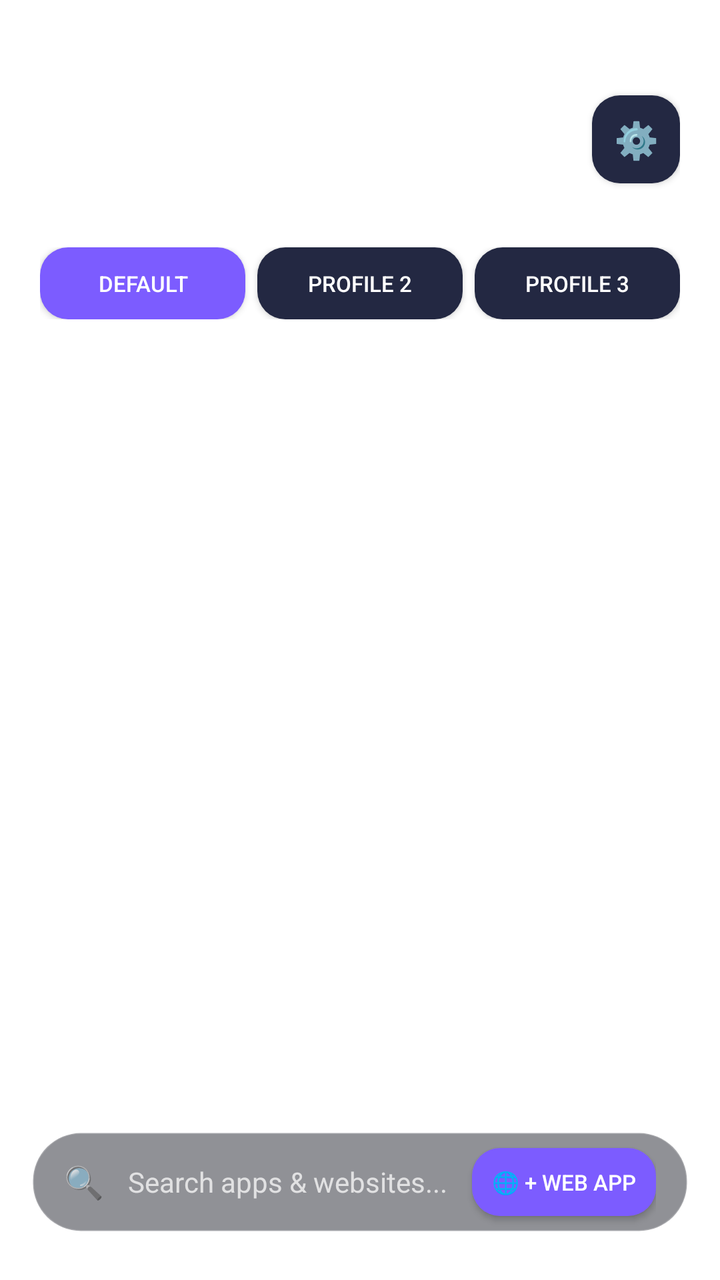
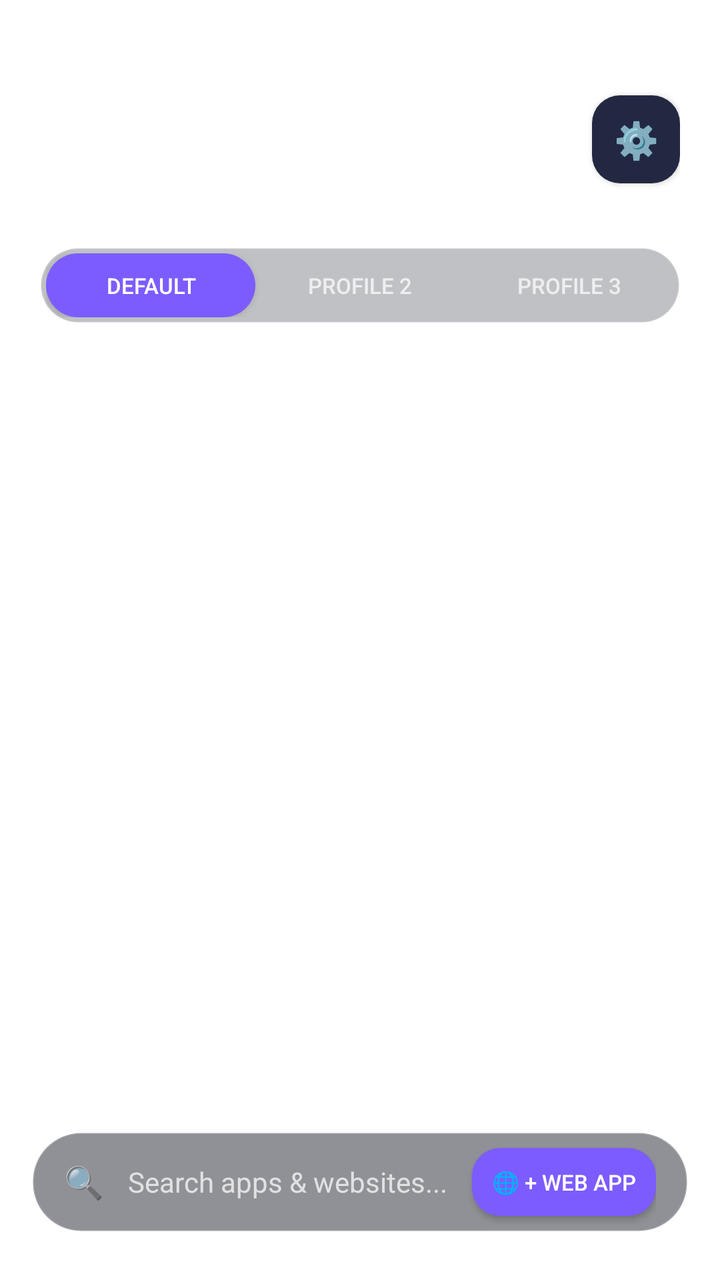

The first picture is an Android layout as it rendered before a commit; the second is the same layout after the commit. The layout source and the unified diff follow.
<!-- AndroidManifest.xml: activity theme android:Theme.Material.Wallpaper.NoTitleBar -->
<!-- res/layout/activity_home.xml -->
<?xml version="1.0" encoding="utf-8"?>
<RelativeLayout xmlns:android="http://schemas.android.com/apk/res/android"
    android:id="@+id/home_root"
    android:layout_width="match_parent"
    android:layout_height="match_parent"
    android:fitsSystemWindows="true">

    
    <LinearLayout
        android:id="@+id/header_container"
        android:layout_width="match_parent"
        android:layout_height="wrap_content"
        android:orientation="vertical"
        android:paddingStart="20dp"
        android:paddingEnd="20dp"
        android:paddingTop="28dp"
        android:paddingBottom="12dp">

        <RelativeLayout
            android:layout_width="match_parent"
            android:layout_height="wrap_content">

            <LinearLayout
                android:layout_width="wrap_content"
                android:layout_height="wrap_content"
                android:orientation="vertical"
                android:layout_alignParentStart="true">

                <TextView
                    android:id="@+id/home_clock"
                    android:layout_width="wrap_content"
                    android:layout_height="wrap_content"
                    android:textColor="#FFFFFF"
                    android:textSize="44sp"
                    android:fontFamily="sans-serif-medium"
                    android:shadowColor="#AA000000"
                    android:shadowDx="2"
                    android:shadowDy="2"
                    android:shadowRadius="4" />

                <TextView
                    android:id="@+id/home_date_battery"
                    android:layout_width="wrap_content"
                    android:layout_height="wrap_content"
                    android:textColor="#DDEEFA"
                    android:textSize="14sp"
                    android:shadowColor="#AA000000"
                    android:shadowDx="1"
                    android:shadowDy="1"
                    android:shadowRadius="3" />

                
                <LinearLayout
                    android:id="@+id/home_glance_bar"
                    android:layout_width="wrap_content"
                    android:layout_height="wrap_content"
                    android:orientation="horizontal"
                    android:paddingTop="6dp">

                    <TextView
                        android:id="@+id/glance_alarm"
                        android:layout_width="wrap_content"
                        android:layout_height="26dp"
                        android:background="@drawable/dock_card"
                        android:gravity="center_vertical"
                        android:paddingStart="8dp"
                        android:paddingEnd="8dp"
                        android:textColor="#FFFFFF"
                        android:textSize="11sp"
                        android:layout_marginEnd="6dp"
                        android:visibility="gone" />

                    <TextView
                        android:id="@+id/glance_event"
                        android:layout_width="wrap_content"
                        android:layout_height="26dp"
                        android:background="@drawable/dock_card"
                        android:gravity="center_vertical"
                        android:paddingStart="8dp"
                        android:paddingEnd="8dp"
                        android:textColor="#FFFFFF"
                        android:textSize="11sp"
                        android:layout_marginEnd="6dp"
                        android:visibility="gone" />

                    <TextView
                        android:id="@+id/glance_battery"
                        android:layout_width="wrap_content"
                        android:layout_height="26dp"
                        android:background="@drawable/dock_card"
                        android:gravity="center_vertical"
                        android:paddingStart="8dp"
                        android:paddingEnd="8dp"
                        android:textColor="#FFFFFF"
                        android:textSize="11sp"
                        android:visibility="gone" />
                </LinearLayout>
            </LinearLayout>

            
            <Button
                android:id="@+id/btn_home_settings"
                android:layout_width="44dp"
                android:layout_height="44dp"
                android:layout_alignParentEnd="true"
                android:layout_centerVertical="true"
                android:background="@drawable/btn_ghost"
                android:text="⚙️"
                android:textSize="18sp"
                android:textColor="#FFFFFF" />
        </RelativeLayout>

        
        <LinearLayout
            android:id="@+id/home_tabs_container"
            android:layout_width="match_parent"
            android:layout_height="wrap_content"
            android:orientation="horizontal"
            android:paddingTop="12dp">

            <Button android:id="@+id/home_tab_p0" android:layout_width="0dp" android:layout_height="36dp" android:layout_weight="1" android:layout_marginEnd="3dp" android:background="@drawable/btn_accent" android:text="Default" android:textSize="11sp" android:textColor="#FFFFFF" />
            <Button android:id="@+id/home_tab_p1" android:layout_width="0dp" android:layout_height="36dp" android:layout_weight="1" android:layout_marginStart="3dp" android:layout_marginEnd="3dp" android:background="@drawable/btn_ghost" android:text="Profile 2" android:textSize="11sp" android:textColor="#FFFFFF" />
            <Button android:id="@+id/home_tab_p2" android:layout_width="0dp" android:layout_height="36dp" android:layout_weight="1" android:layout_marginStart="3dp" android:background="@drawable/btn_ghost" android:text="Profile 3" android:textSize="11sp" android:textColor="#FFFFFF" />
        </LinearLayout>
    </LinearLayout>

    
    <LinearLayout
        android:id="@+id/bottom_bar"
        android:layout_width="match_parent"
        android:layout_height="wrap_content"
        android:layout_alignParentBottom="true"
        android:orientation="vertical"
        android:paddingStart="16dp"
        android:paddingEnd="16dp"
        android:paddingBottom="24dp">

        
        <LinearLayout
            android:id="@+id/home_search_bar"
            android:layout_width="match_parent"
            android:layout_height="50dp"
            android:orientation="horizontal"
            android:gravity="center_vertical"
            android:background="@drawable/search_bar"
            android:paddingStart="16dp"
            android:paddingEnd="16dp"
            android:clickable="true"
            android:focusable="true">

            <TextView
                android:layout_width="wrap_content"
                android:layout_height="wrap_content"
                android:text="🔍"
                android:textSize="16sp" />

            <TextView
                android:id="@+id/home_search_hint"
                android:layout_width="0dp"
                android:layout_height="wrap_content"
                android:layout_weight="1"
                android:paddingStart="12dp"
                android:text="Search apps &amp; websites..."
                android:textColor="#BBFFFFFF"
                android:textSize="14sp" />

            <Button
                android:id="@+id/btn_quick_add_web"
                android:layout_width="wrap_content"
                android:layout_height="34dp"
                android:background="@drawable/btn_accent"
                android:text="🌐 + Web App"
                android:textColor="#FFFFFF"
                android:textSize="11sp"
                android:paddingStart="10dp"
                android:paddingEnd="10dp" />
        </LinearLayout>
    </LinearLayout>

    
    <LinearLayout
        android:id="@+id/home_widgets_container"
        android:layout_width="match_parent"
        android:layout_height="wrap_content"
        android:layout_below="@id/header_container"
        android:orientation="vertical"
        android:paddingStart="12dp"
        android:paddingEnd="12dp"
        android:paddingBottom="6dp" />

    
    <GridView
        android:id="@+id/home_grid"
        android:layout_width="match_parent"
        android:layout_height="match_parent"
        android:layout_below="@id/home_widgets_container"
        android:layout_above="@id/bottom_bar"
        android:numColumns="4"
        android:verticalSpacing="12dp"
        android:horizontalSpacing="4dp"
        android:paddingStart="8dp"
        android:paddingEnd="8dp"
        android:paddingTop="8dp"
        android:paddingBottom="8dp"
        android:clipToPadding="false"
        android:listSelector="@android:color/transparent"
        android:overScrollMode="never"
        android:scrollbars="none"
        android:fadingEdge="none"
        android:gravity="center" />

    
    <TextView
        android:id="@+id/home_empty_hint"
        android:layout_width="wrap_content"
        android:layout_height="wrap_content"
        android:layout_centerInParent="true"
        android:gravity="center"
        android:text="No shortcuts in this profile yet.\nTap '🌐 + Web App' below or ⚙️ Settings to add apps!"
        android:textColor="#CCFFFFFF"
        android:textSize="14sp"
        android:padding="20dp"
        android:background="@drawable/dock_card"
        android:visibility="gone" />

</RelativeLayout>
<!-- resources referenced by this layout -->
<resources>
  <!-- drawable btn_accent (drawable) -->
  <?xml version="1.0" encoding="utf-8"?>
  <shape xmlns:android="http://schemas.android.com/apk/res/android"
      android:shape="rectangle">
      <corners android:radius="14dp" />
      <solid android:color="#FF7C5CFF" />
  </shape>
  <!-- drawable btn_ghost (drawable) -->
  <?xml version="1.0" encoding="utf-8"?>
  <shape xmlns:android="http://schemas.android.com/apk/res/android"
      android:shape="rectangle">
      <corners android:radius="14dp" />
      <solid android:color="#FF232842" />
  </shape>
  <!-- drawable dock_card (drawable) -->
  <?xml version="1.0" encoding="utf-8"?>
  <shape xmlns:android="http://schemas.android.com/apk/res/android"
      android:shape="rectangle">
      <corners android:radius="28dp" />
      <solid android:color="#CC12141F" />
      <stroke android:width="1dp" android:color="#22FFFFFF" />
  </shape>
  <!-- drawable search_bar (drawable) -->
  <?xml version="1.0" encoding="utf-8"?>
  <shape xmlns:android="http://schemas.android.com/apk/res/android"
      android:shape="rectangle">
      <corners android:radius="24dp" />
      <solid android:color="#7712141F" />
      <stroke android:width="1dp" android:color="#33FFFFFF" />
  </shape>
</resources>

<!-- the commit's change to res/layout/activity_home.xml (unified diff, before → after) -->
@@ -114,13 +114,43 @@
         <LinearLayout
             android:id="@+id/home_tabs_container"
             android:layout_width="match_parent"
-            android:layout_height="wrap_content"
-            android:orientation="horizontal"
-            android:paddingTop="12dp">
-
-            <Button android:id="@+id/home_tab_p0" android:layout_width="0dp" android:layout_height="36dp" android:layout_weight="1" android:layout_marginEnd="3dp" android:background="@drawable/btn_accent" android:text="Default" android:textSize="11sp" android:textColor="#FFFFFF" />
-            <Button android:id="@+id/home_tab_p1" android:layout_width="0dp" android:layout_height="36dp" android:layout_weight="1" android:layout_marginStart="3dp" android:layout_marginEnd="3dp" android:background="@drawable/btn_ghost" android:text="Profile 2" android:textSize="11sp" android:textColor="#FFFFFF" />
-            <Button android:id="@+id/home_tab_p2" android:layout_width="0dp" android:layout_height="36dp" android:layout_weight="1" android:layout_marginStart="3dp" android:background="@drawable/btn_ghost" android:text="Profile 3" android:textSize="11sp" android:textColor="#FFFFFF" />
+            android:layout_height="38dp"
+            android:layout_marginTop="12dp"
+            android:background="@drawable/tab_segment_container"
+            android:orientation="horizontal">
+
+            <Button
+                android:id="@+id/home_tab_p0"
+                android:layout_width="0dp"
+                android:layout_height="match_parent"
+                android:layout_weight="1"
+                android:background="@drawable/tab_active_pill"
+                android:text="Default"
+                android:textSize="11sp"
+                android:fontFamily="sans-serif-medium"
+                android:textColor="#FFFFFF" />
+
+            <Button
+                android:id="@+id/home_tab_p1"
+                android:layout_width="0dp"
+                android:layout_height="match_parent"
+                android:layout_weight="1"
+                android:background="@android:color/transparent"
+                android:text="Profile 2"
+                android:textSize="11sp"
+                android:fontFamily="sans-serif-medium"
+                android:textColor="#BBFFFFFF" />
+
+            <Button
+                android:id="@+id/home_tab_p2"
+                android:layout_width="0dp"
+                android:layout_height="match_parent"
+                android:layout_weight="1"
+                android:background="@android:color/transparent"
+                android:text="Profile 3"
+                android:textSize="11sp"
+                android:fontFamily="sans-serif-medium"
+                android:textColor="#BBFFFFFF" />
         </LinearLayout>
     </LinearLayout>
 
<!-- resource entries referenced after the edit -->
@@ -30,5 +30,25 @@
       <solid android:color="#7712141F" />
       <stroke android:width="1dp" android:color="#33FFFFFF" />
   </shape>
+  <!-- drawable tab_active_pill (drawable) -->
+  <?xml version="1.0" encoding="utf-8"?>
+  <shape xmlns:android="http://schemas.android.com/apk/res/android"
+      android:shape="rectangle">
+      <corners android:radius="17dp" />
+      <solid android:color="#FF7C5CFF" />
+  </shape>
+  <!-- drawable tab_segment_container (drawable) -->
+  <?xml version="1.0" encoding="utf-8"?>
+  <shape xmlns:android="http://schemas.android.com/apk/res/android"
+      android:shape="rectangle">
+      <corners android:radius="20dp" />
+      <solid android:color="#44131726" />
+      <stroke android:width="1dp" android:color="#25FFFFFF" />
+      <padding
+          android:left="3dp"
+          android:top="3dp"
+          android:right="3dp"
+          android:bottom="3dp" />
+  </shape>
 </resources>
 
